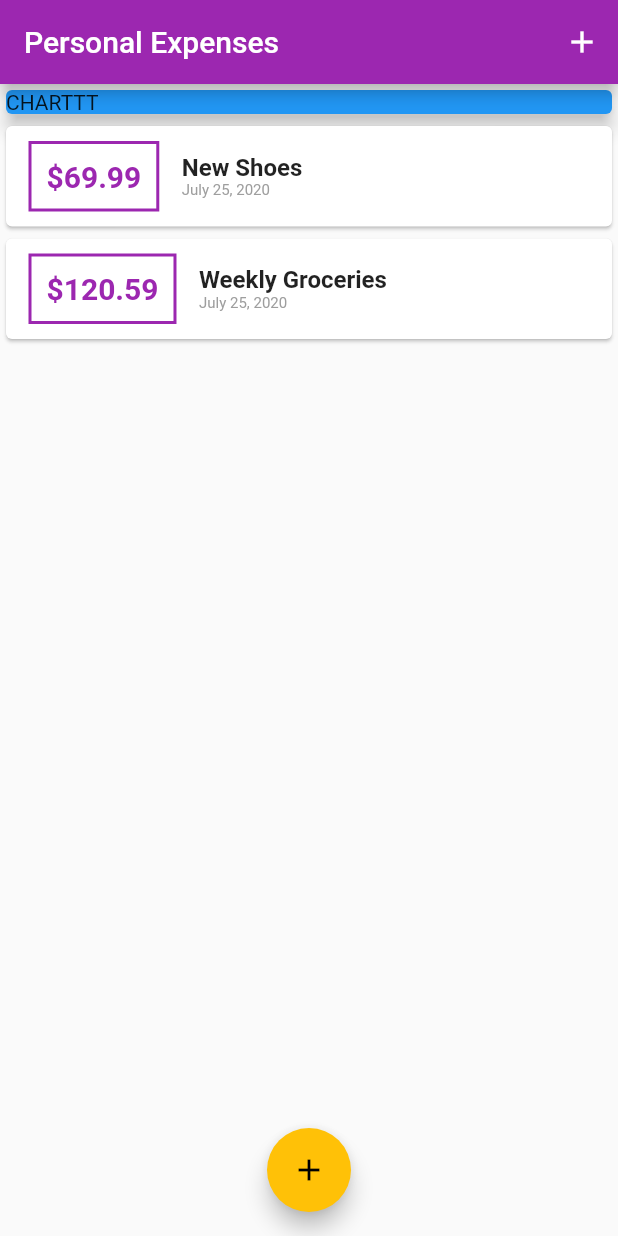
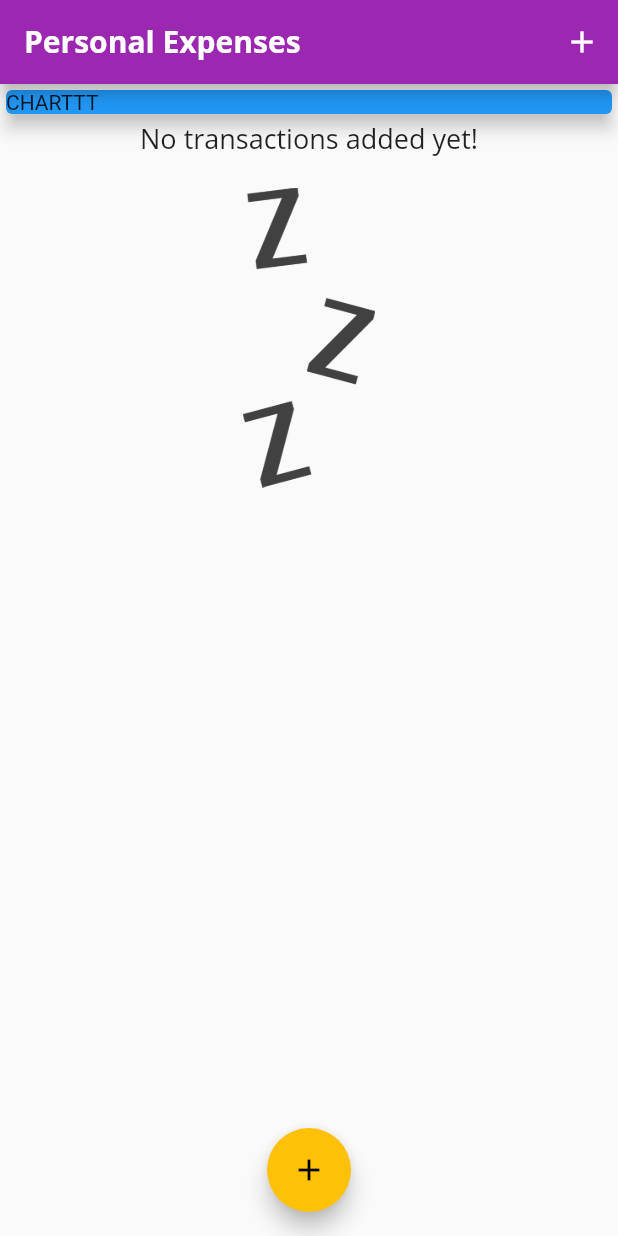
Before and after one commit to erinkelsey/personalexpenses-flutter, a Flutter app: the screen it shows after launch, on a phone screen of 412 x 824 dp. Run offline on Flutter 3.47's test engine with Material 2 defaults, Android fonts, the phone set to English and light mode, and no system bars.

Commit message:
theme and font styles and add default image

```diff
--- a/lib/main.dart
+++ b/lib/main.dart
@@ -17,6 +17,23 @@
       theme: ThemeData(
         primarySwatch: Colors.purple,
         accentColor: Colors.amber,
+        fontFamily: 'Quicksand',
+        textTheme: ThemeData.light().textTheme.copyWith(
+          headline6: TextStyle(
+            fontFamily: 'OpenSans',
+            fontSize: 18,
+          )
+        ),
+        appBarTheme: AppBarTheme(
+          textTheme: ThemeData.light().textTheme.copyWith(
+            headline6: TextStyle(
+              fontFamily: 'OpenSans',
+              fontSize: 20,
+              color: Colors.white,
+              fontWeight: FontWeight.bold,
+            ),
+          ),
+        ),
       ),
       home: MyHomePage(),
     );
@@ -31,18 +48,18 @@
 
 class _MyHomePageState extends State<MyHomePage> {
   final List<Transaction> _userTransactions = [
-    Transaction(
-      id: 't1',
-      title: 'New Shoes',
-      amount: 69.99,
-      date: DateTime.now()
-    ),
-    Transaction(
-      id: 't2',
-      title: 'Weekly Groceries',
-      amount: 120.59,
-      date: DateTime.now()
-    ),
+    // Transaction(
+    //   id: 't1',
+    //   title: 'New Shoes',
+    //   amount: 69.99,
+    //   date: DateTime.now()
+    // ),
+    // Transaction(
+    //   id: 't2',
+    //   title: 'Weekly Groceries',
+    //   amount: 120.59,
+    //   date: DateTime.now()
+    // ),
   ];
 
   void _addNewTransaction(String txTitle, double txAmount){
--- /dev/null
+++ b/lib/widgets/chart.dart
@@ -0,0 +1,10 @@
+import 'package:flutter/material.dart';
+
+class Chart extends StatelessWidget {
+  @override
+  Widget build(BuildContext context) {
+    return Container(
+
+    );
+  }
+}
--- a/lib/widgets/transaction_list.dart
+++ b/lib/widgets/transaction_list.dart
@@ -14,7 +14,22 @@
       // constraints: BoxConstraints(minWidth: 400, maxWidth: 500),
       height: 300,
       child: Scrollbar(
-        child: ListView.builder(
+        child: transactions.isEmpty ? Column(children: <Widget>[
+          Text(
+            'No transactions added yet!',
+            style: Theme.of(context).textTheme.headline6,
+          ),
+          SizedBox(
+            height: 20,
+          ),
+          Container(
+            height: 200,
+            child: Image.asset(
+              'assets/images/waiting.png',
+              fit: BoxFit.cover,
+            ),
+          ),
+        ]) : ListView.builder(
           itemBuilder: (buildContext, index) {
             return Card(
               child: Row(
@@ -45,10 +60,7 @@
                     children: <Widget>[
                       Text(
                         transactions[index].title,
-                        style: TextStyle(
-                          fontWeight: FontWeight.bold,
-                          fontSize: 16,
-                        ),
+                        style: Theme.of(context).textTheme.headline6,
                       ),
                       Text(
                         DateFormat.yMMMMd().format(transactions[index].date),
```
Also changed, not shown: pubspec.yaml (+13 -8 lines), assets/fonts/OpenSans-Bold.ttf (added), assets/fonts/OpenSans-Regular.ttf (added), assets/fonts/Quicksand-Bold.ttf (added), assets/fonts/Quicksand-Light.ttf (added), assets/fonts/Quicksand-Medium.ttf (added), assets/fonts/Quicksand-Regular.ttf (added), assets/images/waiting.png (added).
